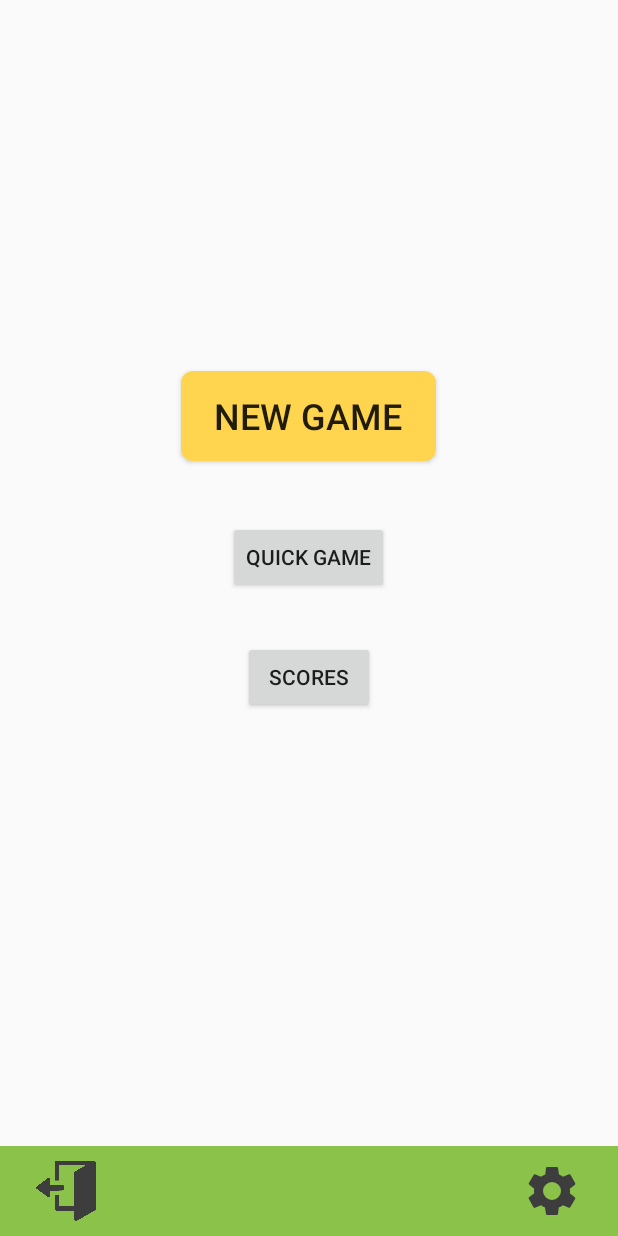
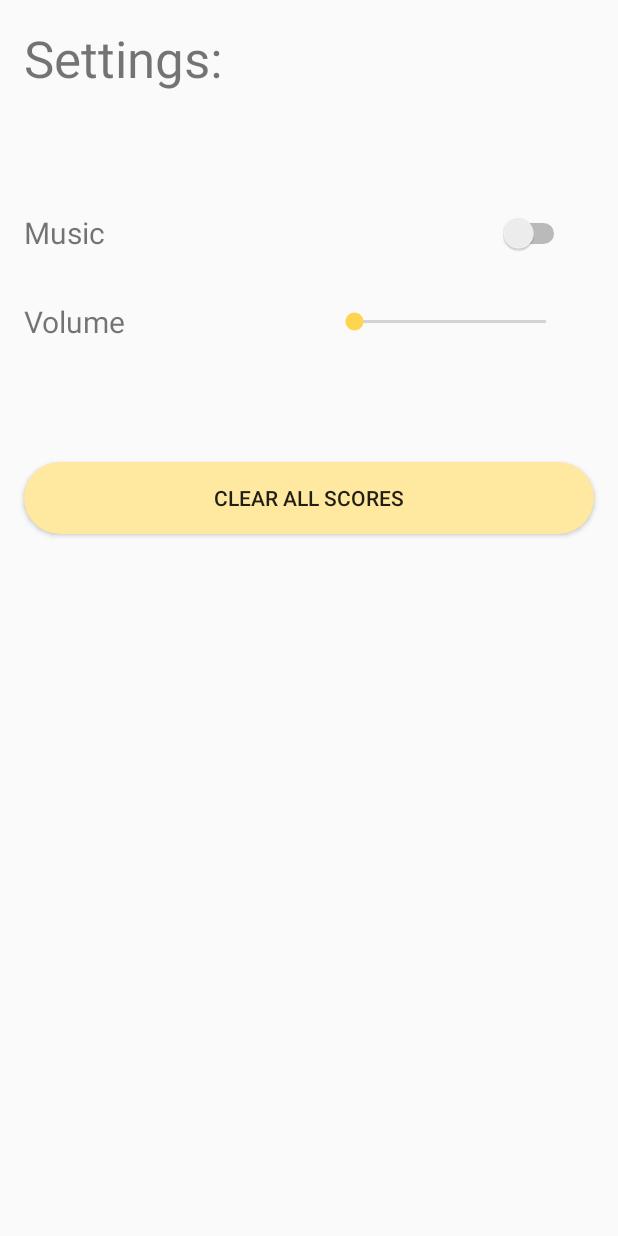
Before and after one commit to LarsHorvath/memory_app, an Android app: the screen it shows after launch (MainActivity before the commit, SettingsActivity after it), after a tap on an icon or button, on a phone screen of 412 x 824 dp. Run offline under Robolectric (Android 15) with nearby library versions, the light colour scheme and no system bars.

Commit message:
added Settings and music

```diff
--- a/app/src/main/AndroidManifest.xml
+++ b/app/src/main/AndroidManifest.xml
@@ -10,7 +10,8 @@
         android:roundIcon="@mipmap/ic_launcher_round"
         android:supportsRtl="true"
         android:theme="@style/AppTheme">
-        <activity android:name=".ScoreActivity"></activity>
+        <activity android:name=".SettingsActivity"></activity>
+        <activity android:name=".ScoreActivity" />
         <activity
             android:name=".GameActivity"
             android:parentActivityName=".NewGameActivity2"
@@ -33,6 +34,7 @@
                 <category android:name="android.intent.category.LAUNCHER" />
             </intent-filter>
         </activity>
+        <service android:name=".BackgroundSoundService" />
     </application>
 
 </manifest>
--- a/app/src/main/java/com/memory_app/MainActivity.java
+++ b/app/src/main/java/com/memory_app/MainActivity.java
@@ -74,7 +74,8 @@ public class MainActivity extends AppCompatActivity {
         settings.setOnClickListener(new View.OnClickListener() {
             @Override
             public void onClick(View v) {
-
+                Intent intent = new Intent(MainActivity.this, SettingsActivity.class);
+                startActivity(intent);
             }
         });
     }
--- /dev/null
+++ b/app/src/main/java/com/memory_app/SettingsActivity.java
@@ -0,0 +1,66 @@
+package com.memory_app;
+
+import androidx.appcompat.app.AppCompatActivity;
+
+import android.content.Intent;
+import android.content.SharedPreferences;
+import android.os.Bundle;
+import android.view.View;
+import android.widget.Button;
+import android.widget.CompoundButton;
+import android.widget.SeekBar;
+import android.widget.Switch;
+import android.widget.Toast;
+
+public class SettingsActivity extends AppCompatActivity {
+
+    Button clearScores;
+    Switch aSwitch;
+    SeekBar seekBar;
+
+    @Override
+    protected void onCreate(final Bundle savedInstanceState) {
+        super.onCreate(savedInstanceState);
+        setContentView(R.layout.activity_settings);
+
+        clearScores = findViewById(R.id.btn_clearScores);
+        aSwitch = findViewById(R.id.switch2);
+        seekBar = findViewById(R.id.seekBar2);
+
+        clearScores.setOnClickListener(new View.OnClickListener() {
+            @Override
+            public void onClick(View v) {
+                SharedPreferences sharedPreferences = getSharedPreferences("scores", MODE_PRIVATE);
+                SharedPreferences.Editor editor = sharedPreferences.edit();
+                editor.clear();
+                editor.apply();
+                Toast.makeText(SettingsActivity.this, "Cleared all Scores", Toast.LENGTH_SHORT).show();
+            }
+        });
+
+        aSwitch.setOnCheckedChangeListener(new CompoundButton.OnCheckedChangeListener() {
+            @Override
+            public void onCheckedChanged(CompoundButton buttonView, boolean isChecked) {
+                if (isChecked){
+                    playBackgroundSound();
+                }else {
+                    stopBackgroundSound();
+                }
+            }
+        });
+
+        //BackgroundSoundService backgroundSoundService = new BackgroundSoundService();
+        //backgroundSoundService.mediaPlayer.setVolume(100,100);
+
+    }
+
+    public void stopBackgroundSound(){
+        Intent intent = new Intent(SettingsActivity.this, BackgroundSoundService.class);
+        stopService(intent);
+    }
+
+    public void playBackgroundSound() {
+        Intent intent = new Intent(SettingsActivity.this, BackgroundSoundService.class);
+        startService(intent);
+    }
+}
--- /dev/null
+++ b/app/src/main/res/layout/activity_settings.xml
@@ -0,0 +1,83 @@
+<?xml version="1.0" encoding="utf-8"?>
+<androidx.constraintlayout.widget.ConstraintLayout xmlns:android="http://schemas.android.com/apk/res/android"
+    xmlns:app="http://schemas.android.com/apk/res-auto"
+    xmlns:tools="http://schemas.android.com/tools"
+    android:layout_width="match_parent"
+    android:layout_height="match_parent"
+    tools:context=".SettingsActivity">
+
+    <Button
+        android:id="@+id/btn_clearScores"
+        style="@android:style/Widget.Material.Light.Button"
+        android:layout_width="match_parent"
+        android:layout_height="wrap_content"
+        android:layout_marginStart="16dp"
+        android:layout_marginTop="80dp"
+        android:layout_marginEnd="16dp"
+        android:background="@drawable/button_round_popup"
+        android:backgroundTint="@color/colorAccentLight"
+        android:capitalize="words"
+        android:elevation="12dp"
+        android:text="Clear all Scores"
+        app:layout_constraintEnd_toEndOf="parent"
+        app:layout_constraintHorizontal_bias="0.0"
+        app:layout_constraintStart_toStartOf="parent"
+        app:layout_constraintTop_toBottomOf="@+id/textView14" />
+
+    <TextView
+        android:id="@+id/textView10"
+        android:layout_width="wrap_content"
+        android:layout_height="wrap_content"
+        android:layout_marginStart="16dp"
+        android:layout_marginTop="16dp"
+        android:text="Settings:"
+        android:textSize="34sp"
+        app:layout_constraintStart_toStartOf="parent"
+        app:layout_constraintTop_toTopOf="parent" />
+
+    <TextView
+        android:id="@+id/textView11"
+        android:layout_width="wrap_content"
+        android:layout_height="wrap_content"
+        android:layout_marginStart="16dp"
+        android:layout_marginTop="80dp"
+        android:text="Music"
+        android:textSize="20sp"
+        app:layout_constraintStart_toStartOf="parent"
+        app:layout_constraintTop_toBottomOf="@+id/textView10" />
+
+    <TextView
+        android:id="@+id/textView14"
+        android:layout_width="wrap_content"
+        android:layout_height="wrap_content"
+        android:layout_marginStart="16dp"
+        android:layout_marginTop="32dp"
+        android:text="Volume"
+        android:textSize="20sp"
+        app:layout_constraintStart_toStartOf="parent"
+        app:layout_constraintTop_toBottomOf="@+id/textView11" />
+
+    <Switch
+        android:id="@+id/switch2"
+        android:layout_width="52dp"
+        android:layout_height="37dp"
+        android:layout_marginEnd="32dp"
+        android:backgroundTint="@color/colorAccent"
+        android:buttonTint="@color/colorAccent"
+        android:checked="false"
+        android:foregroundTint="@color/colorAccent"
+        app:layout_constraintBottom_toBottomOf="@+id/textView11"
+        app:layout_constraintEnd_toEndOf="parent"
+        app:layout_constraintTop_toTopOf="@+id/textView11" />
+
+    <SeekBar
+        android:id="@+id/seekBar2"
+        style="@android:style/Widget.Material.SeekBar"
+        android:layout_width="160dp"
+        android:layout_height="wrap_content"
+        android:layout_marginEnd="32dp"
+        app:layout_constraintBottom_toBottomOf="@+id/textView14"
+        app:layout_constraintEnd_toEndOf="parent"
+        app:layout_constraintTop_toTopOf="@+id/textView14" />
+
+</androidx.constraintlayout.widget.ConstraintLayout>
```
Also changed, not shown: app/src/main/java/com/memory_app/BackgroundSoundService.java (added, +46 -0 lines), app/src/main/java/com/memory_app/ScoreActivity.java (+4 -23 lines), 1 other file.
